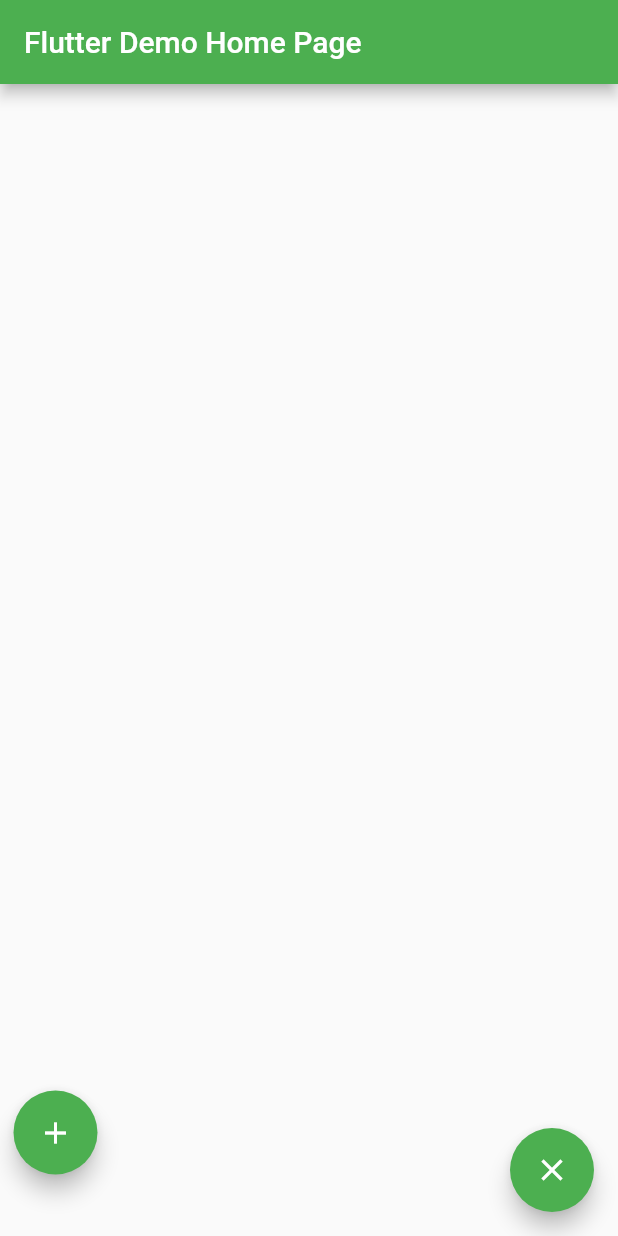
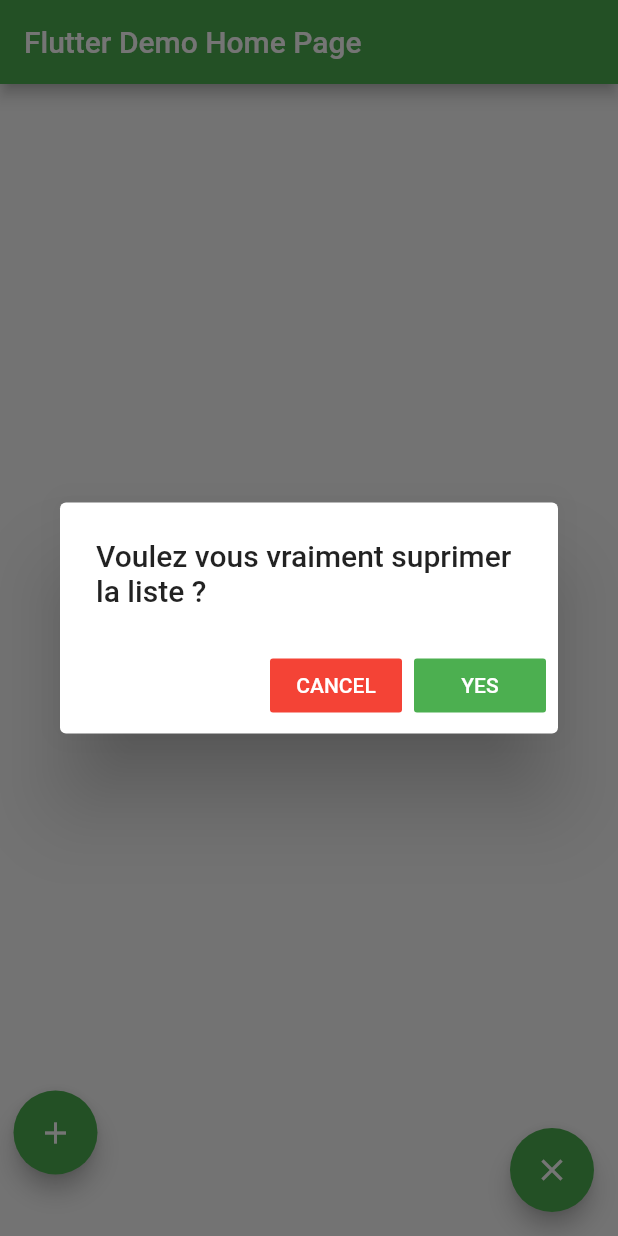
Before and after one commit to Mathieu-Dumont/flutterStart, a Flutter app: the screen it shows after launch, after a tap on the "clear" icon, on a phone screen of 412 x 824 dp. Run offline on Flutter 3.47's test engine with Material 2 defaults, Android fonts, the phone set to English and light mode, and no system bars.

Commit message:
ajout de la confirmation lors du clear de la todo list

```diff
--- a/lib/main.dart
+++ b/lib/main.dart
@@ -58,12 +58,42 @@ class _MyHomePageState extends State<MyHomePage> {
   String codeDialog = '';
   String valueText = '';
 
+  Future<void> _confirmationClearList(context) async {
+    return showDialog(
+        context: context,
+        builder: (context) {
+          return AlertDialog(
+              title: const Text('Voulez vous vraiment suprimer la liste ?'),
+              actions: <Widget>[
+                FlatButton(
+                  color: Colors.red,
+                  textColor: Colors.white,
+                  child: const Text('CANCEL'),
+                  onPressed: () {
+                    Navigator.pop(context);
+                  },
+                ),
+                Consumer<TodoListModel>(builder: (context, todoList, child) {
+                  return FlatButton(
+                    color: Colors.green,
+                    textColor: Colors.white,
+                    child: const Text('YES'),
+                    onPressed: () {
+                      todoList.clear();
+                      Navigator.pop(context);
+                    },
+                  );
+                })
+              ]);
+        });
+  }
+
   Future<void> _displayTextInputDialog([int index = -1]) async {
     return showDialog(
         context: context,
         builder: (context) {
           return AlertDialog(
-            title: Text('TextField in Dialog'),
+            title: const Text('TextField in Dialog'),
             content:
                 Consumer<TodoListModel>(builder: (context, todoList, child) {
               return Row(mainAxisSize: MainAxisSize.min, children: [
@@ -80,7 +110,8 @@ class _MyHomePageState extends State<MyHomePage> {
                   onChanged: (value) {
                     valueText = value;
                   },
-                  decoration: InputDecoration(hintText: "Text Field in Dialog"),
+                  decoration:
+                      const InputDecoration(hintText: "Text Field in Dialog"),
                 ))
               ]);
             }),
@@ -88,18 +119,16 @@ class _MyHomePageState extends State<MyHomePage> {
               FlatButton(
                 color: Colors.red,
                 textColor: Colors.white,
-                child: Text('CANCEL'),
+                child: const Text('CANCEL'),
                 onPressed: () {
-                  setState(() {
-                    Navigator.pop(context);
-                  });
+                  Navigator.pop(context);
                 },
               ),
               Consumer<TodoListModel>(builder: (context, todoList, child) {
                 return FlatButton(
                   color: Colors.green,
                   textColor: Colors.white,
-                  child: Text('OK'),
+                  child: const Text('OK'),
                   onPressed: () {
                     codeDialog = valueText;
                     if (codeDialog.isNotEmpty) {
@@ -139,26 +168,26 @@ class _MyHomePageState extends State<MyHomePage> {
                 // you can create and return a widget of your choice
                 return ListTile(
                     leading: Row(mainAxisSize: MainAxisSize.min, children: [
-                      Icon(Icons.sports_motorsports),
+                      const Icon(Icons.sports_motorsports),
                       Checkbox(
                           value: todos[index].checked,
                           onChanged: (value) {
                             todolist.toggleCheck(index);
                           }),
                     ]),
-                    title: Text('${todos[index].name}'),
+                    title: Text(todos[index].name),
                     dense: false,
                     trailing: Row(
                       mainAxisSize: MainAxisSize.min,
                       children: <Widget>[
                         IconButton(
-                          icon: Icon(Icons.create),
+                          icon: const Icon(Icons.create),
                           onPressed: () {
                             _displayTextInputDialog(index);
                           },
                         ),
                         IconButton(
-                          icon: Icon(Icons.delete),
+                          icon: const Icon(Icons.delete),
                           onPressed: () {
                             todolist.remove(index);
                           },
@@ -171,7 +200,7 @@ class _MyHomePageState extends State<MyHomePage> {
           Align(
             alignment: Alignment.bottomLeft,
             child: Padding(
-              padding: EdgeInsets.all(25),
+              padding: const EdgeInsets.all(25),
               child: FloatingActionButton(
                 onPressed: _displayTextInputDialog,
                 tooltip: 'Increment',
@@ -186,9 +215,7 @@ class _MyHomePageState extends State<MyHomePage> {
                 return FloatingActionButton(
                     child: const Icon(Icons.clear),
                     onPressed: () {
-                      setState(() {
-                        todoList.clear();
-                      });
+                      _confirmationClearList(context);
                     });
               })),
         ]));
```
